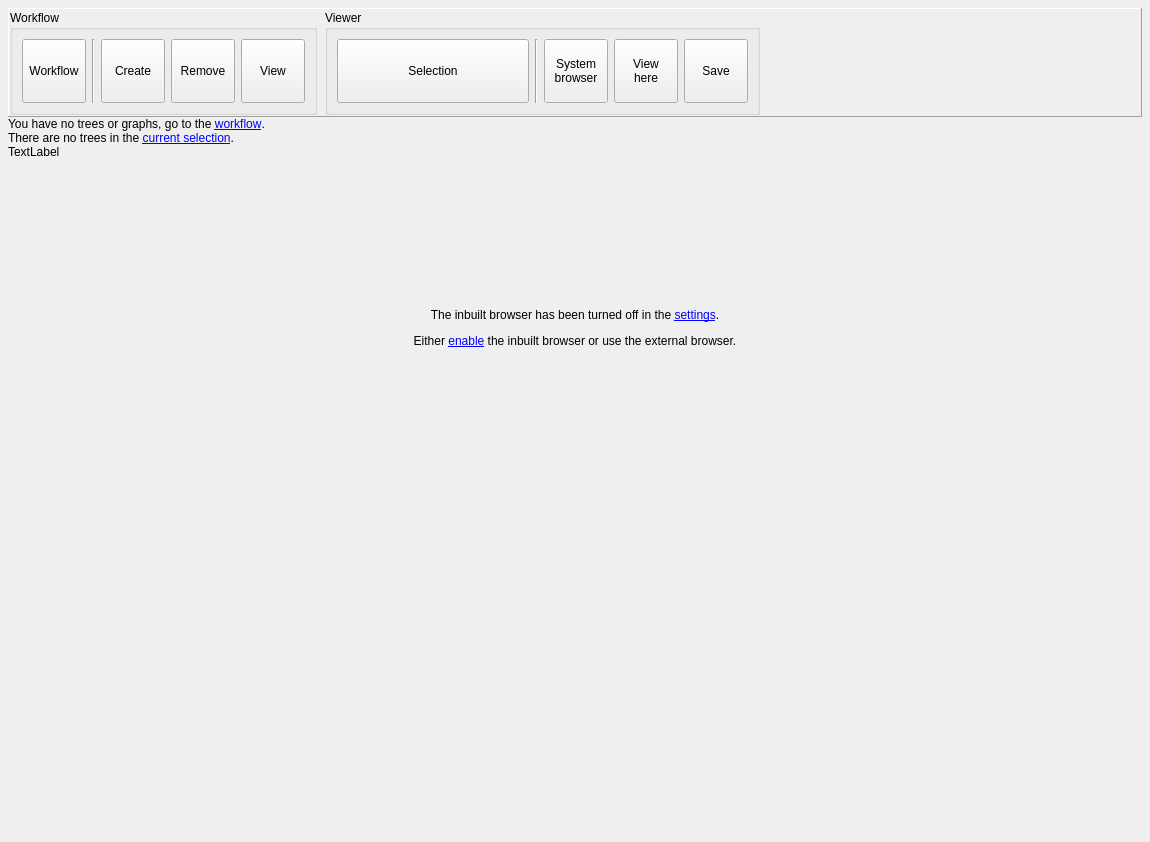
The window that groot/frontends/gui/forms/designer/frm_webtree_designer.ui (JMcInerneyLab/groot) describes before a commit, drawn with Qt 5.
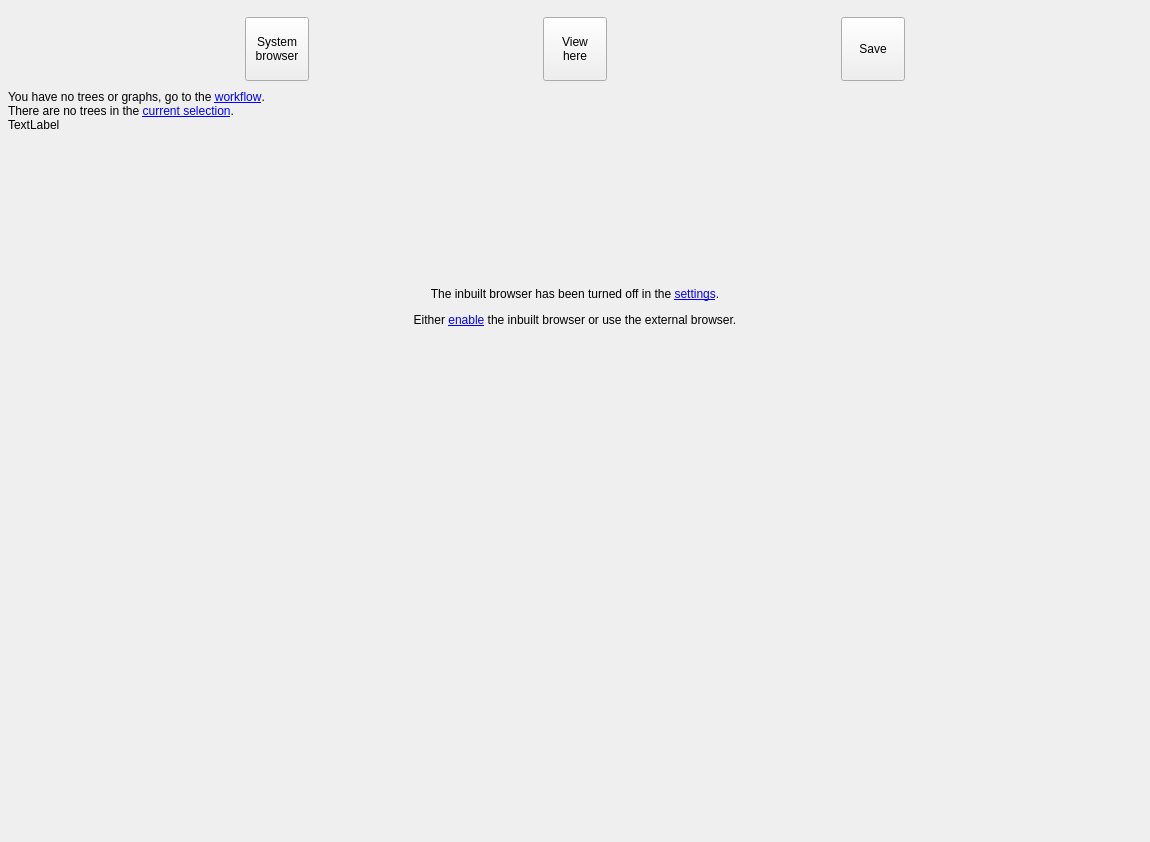
The same window after the commit. Icons and pictures are not drawn.

```diff
--- a/groot/frontends/gui/forms/designer/frm_webtree_designer.ui
+++ b/groot/frontends/gui/forms/designer/frm_webtree_designer.ui
@@ -30,218 +30,8 @@
     <number>8</number>
    </property>
    <item>
-    <widget class="QFrame" name="frame">
-     <property name="frameShape">
-      <enum>QFrame::Panel</enum>
-     </property>
-     <property name="frameShadow">
-      <enum>QFrame::Raised</enum>
-     </property>
-     <layout class="QHBoxLayout" name="horizontalLayout_21">
-      <property name="spacing">
-       <number>8</number>
-      </property>
-      <property name="leftMargin">
-       <number>1</number>
-      </property>
-      <property name="topMargin">
-       <number>1</number>
-      </property>
-      <property name="rightMargin">
-       <number>1</number>
-      </property>
-      <property name="bottomMargin">
-       <number>1</number>
-      </property>
-      <item>
-       <widget class="QGroupBox" name="GRP_WORKFLOW">
-        <property name="title">
-         <string>Workflow</string>
-        </property>
-        <layout class="QHBoxLayout" name="horizontalLayout_2">
-         <item>
-          <widget class="QToolButton" name="BTN_WORKFLOW">
-           <property name="minimumSize">
-            <size>
-             <width>64</width>
-             <height>64</height>
-            </size>
-           </property>
-           <property name="maximumSize">
-            <size>
-             <width>64</width>
-             <height>64</height>
-            </size>
-           </property>
-           <property name="text">
-            <string>Workflow</string>
-           </property>
-           <property name="icon">
-            <iconset resource="../../../../../../intermake/intermake/hosts/frontends/gui_qt/designer/resource_files/resources.qrc">
-             <normaloff>:/intermake/dropdown.svg</normaloff>:/intermake/dropdown.svg</iconset>
-           </property>
-           <property name="iconSize">
-            <size>
-             <width>32</width>
-             <height>32</height>
-            </size>
-           </property>
-           <property name="toolButtonStyle">
-            <enum>Qt::ToolButtonTextUnderIcon</enum>
-           </property>
-          </widget>
-         </item>
-         <item>
-          <widget class="Line" name="line_2">
-           <property name="orientation">
-            <enum>Qt::Vertical</enum>
-           </property>
-          </widget>
-         </item>
-         <item>
-          <widget class="QToolButton" name="BTN_CREATE">
-           <property name="minimumSize">
-            <size>
-             <width>64</width>
-             <height>64</height>
-            </size>
-           </property>
-           <property name="maximumSize">
-            <size>
-             <width>64</width>
-             <height>64</height>
-            </size>
-           </property>
-           <property name="text">
-            <string>Create</string>
-           </property>
-           <property name="icon">
-            <iconset resource="../resources/resources.qrc">
-             <normaloff>:/groot/create.svg</normaloff>:/groot/create.svg</iconset>
-           </property>
-           <property name="iconSize">
-            <size>
-             <width>32</width>
-             <height>32</height>
-            </size>
-           </property>
-           <property name="toolButtonStyle">
-            <enum>Qt::ToolButtonTextUnderIcon</enum>
-           </property>
-          </widget>
-         </item>
-         <item>
-          <widget class="QToolButton" name="BTN_REMOVE">
-           <property name="minimumSize">
-            <size>
-             <width>64</width>
-             <height>64</height>
-            </size>
-           </property>
-           <property name="maximumSize">
-            <size>
-             <width>64</width>
-             <height>64</height>
-            </size>
-           </property>
-           <property name="text">
-            <string>Remove</string>
-           </property>
-           <property name="icon">
-            <iconset resource="../resources/resources.qrc">
-             <normaloff>:/groot/remove.svg</normaloff>:/groot/remove.svg</iconset>
-           </property>
-           <property name="iconSize">
-            <size>
-             <width>32</width>
-             <height>32</height>
-            </size>
-           </property>
-           <property name="toolButtonStyle">
-            <enum>Qt::ToolButtonTextUnderIcon</enum>
-           </property>
-          </widget>
-         </item>
-         <item>
-          <widget class="QToolButton" name="BTN_VIEW">
-           <property name="minimumSize">
-            <size>
-             <width>64</width>
-             <height>64</height>
-            </size>
-           </property>
-           <property name="maximumSize">
-            <size>
-             <width>64</width>
-             <height>64</height>
-            </size>
-           </property>
-           <property name="text">
-            <string>View</string>
-           </property>
-           <property name="icon">
-            <iconset resource="../resources/resources.qrc">
-             <normaloff>:/groot/view.svg</normaloff>:/groot/view.svg</iconset>
-           </property>
-           <property name="iconSize">
-            <size>
-             <width>32</width>
-             <height>32</height>
-            </size>
-           </property>
-           <property name="toolButtonStyle">
-            <enum>Qt::ToolButtonTextUnderIcon</enum>
-           </property>
-          </widget>
-         </item>
-        </layout>
-       </widget>
-      </item>
-      <item>
-       <widget class="QGroupBox" name="groupBox">
-        <property name="title">
-         <string>Viewer</string>
-        </property>
+    <widget class="QFrame" name="FRA_TOOLBAR">
         <layout class="QHBoxLayout" name="horizontalLayout">
-         <item>
-          <widget class="QToolButton" name="BTN_SELECTION">
-           <property name="minimumSize">
-            <size>
-             <width>192</width>
-             <height>64</height>
-            </size>
-           </property>
-           <property name="maximumSize">
-            <size>
-             <width>192</width>
-             <height>64</height>
-            </size>
-           </property>
-           <property name="text">
-            <string>Selection</string>
-           </property>
-           <property name="icon">
-            <iconset resource="../resources/resources.qrc">
-             <normaloff>:/groot/check.svg</normaloff>:/groot/check.svg</iconset>
-           </property>
-           <property name="iconSize">
-            <size>
-             <width>32</width>
-             <height>32</height>
-            </size>
-           </property>
-           <property name="toolButtonStyle">
-            <enum>Qt::ToolButtonTextBesideIcon</enum>
-           </property>
-          </widget>
-         </item>
-         <item>
-          <widget class="Line" name="line">
-           <property name="orientation">
-            <enum>Qt::Vertical</enum>
-           </property>
-          </widget>
-         </item>
          <item>
           <widget class="QToolButton" name="BTN_SYSTEM_BROWSER">
            <property name="minimumSize">
@@ -344,22 +134,6 @@
        </widget>
       </item>
       <item>
-       <spacer name="horizontalSpacer">
-        <property name="orientation">
-         <enum>Qt::Horizontal</enum>
-        </property>
-        <property name="sizeHint" stdset="0">
-         <size>
-          <width>40</width>
-          <height>20</height>
-         </size>
-        </property>
-       </spacer>
-      </item>
-     </layout>
-    </widget>
-   </item>
-   <item>
     <widget class="QLabel" name="LBL_NO_TREES_WARNING">
      <property name="text">
       <string>You have no trees or graphs, go to the &lt;a href=&quot;action:view_workflow&quot;&gt;workflow&lt;/a&gt;.</string>
@@ -372,7 +146,7 @@
    <item>
     <widget class="QLabel" name="LBL_SELECTION_WARNING">
      <property name="text">
-      <string>There are no trees in the &lt;a href=&quot;action:view_entities&quot;&gt;current selection&lt;/a&gt;.</string>
+      <string>There are no trees in the &lt;a href=&quot;action:show_selection&quot;&gt;current selection&lt;/a&gt;.</string>
      </property>
      <property name="style" stdset="0">
       <string>warning</string>
```
Left out of the diff: 2 changed lines with no effect on the pictures. Lines whose indentation alone changed are shown as unchanged.
